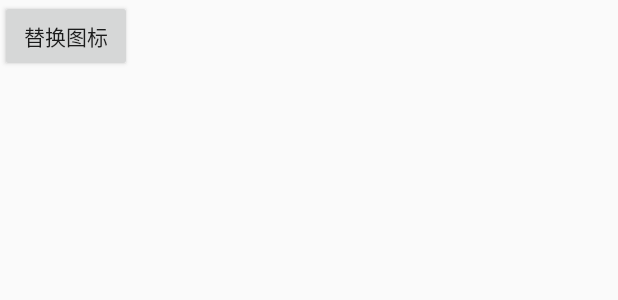
After one commit to AndroidFDYB/android_blog_base_tech, an Android app built with Jetpack Compose: the layout activity_replace_app_icons.xml on its own in the app's theme, with its tools: preview values and no code run, on a phone screen of 412 x 824 dp. The commit adds this screen. Shown: the top 300 px of the screen. Run offline under Robolectric (Android 15) with nearby library versions, the phone set to English and light mode, and no system bars.

Commit message:
[dynamic_replace_icon] entry

```diff
--- a/app/src/main/AndroidManifest.xml
+++ b/app/src/main/AndroidManifest.xml
@@ -23,6 +23,8 @@
                 <category android:name="android.intent.category.LAUNCHER" />
             </intent-filter>
         </activity>
+
+        <activity android:name=".dynamic.ReplaceAppIconsActivity" />
     </application>
 
 </manifest>
--- a/app/src/main/java/com/fdyb/android_blog_base_tech/ui/theme/Theme.kt
+++ b/app/src/main/java/com/fdyb/android_blog_base_tech/ui/theme/Theme.kt
@@ -35,7 +35,8 @@ private val LightColorScheme = lightColorScheme(
 
 @Composable
 fun Android_blog_base_techTheme(
-    darkTheme: Boolean = isSystemInDarkTheme(),
+//    darkTheme: Boolean = isSystemInDarkTheme(),
+    darkTheme: Boolean = false,
     // Dynamic color is available on Android 12+
     dynamicColor: Boolean = true,
     content: @Composable () -> Unit
--- /dev/null
+++ b/app/src/main/res/layout/activity_replace_app_icons.xml
@@ -0,0 +1,14 @@
+<?xml version="1.0" encoding="utf-8"?>
+<LinearLayout xmlns:android="http://schemas.android.com/apk/res/android"
+    android:orientation="vertical"
+    android:layout_width="match_parent"
+    android:layout_height="match_parent">
+
+    <Button
+        android:layout_width="wrap_content"
+        android:layout_height="wrap_content"
+        android:text="替换图标"
+        android:id="@+id/btn_replace_app_icons"
+        />
+
+</LinearLayout>
```
Also changed, not shown: app/src/main/java/com/fdyb/android_blog_base_tech/MainActivity.kt (+33 -4 lines), app/src/main/java/com/fdyb/android_blog_base_tech/dynamic/ReplaceAppIconsActivity.kt (added, +25 -0 lines), gradle/wrapper/gradle-wrapper.properties.
